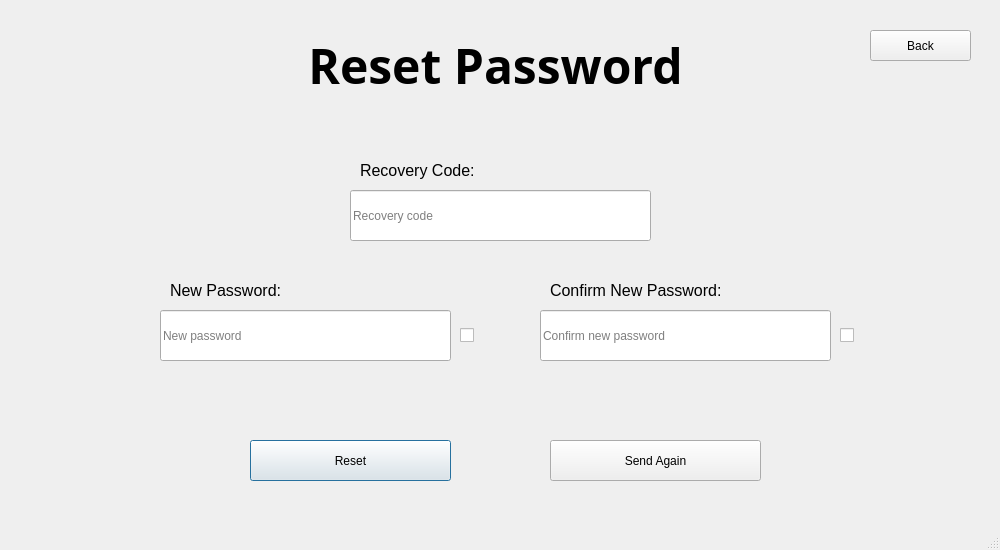
First picture: the form in Main/client/gui/ui/recovery.ui, repository SuperName3102/Final-Project, before the edit.
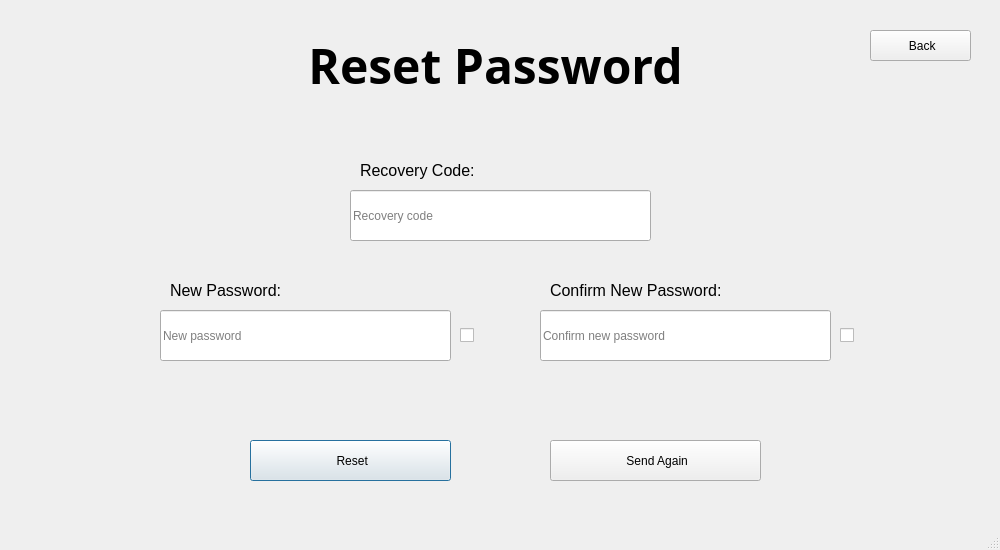
Second picture: the form after the edit.

```diff
--- a/Main/client/gui/ui/recovery.ui
+++ b/Main/client/gui/ui/recovery.ui
@@ -118,7 +118,7 @@
      <string notr="true"/>
     </property>
     <property name="text">
-     <string>Back</string>
+     <string> Back</string>
     </property>
     <property name="iconSize">
      <size>
@@ -140,7 +140,7 @@
      <string notr="true"/>
     </property>
     <property name="text">
-     <string>Reset</string>
+     <string> Reset</string>
     </property>
     <property name="iconSize">
      <size>
@@ -165,7 +165,7 @@
      <string notr="true"/>
     </property>
     <property name="text">
-     <string>Send Again</string>
+     <string> Send Again</string>
     </property>
     <property name="iconSize">
      <size>
```
